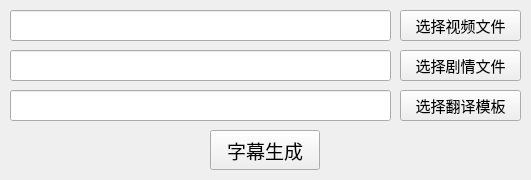
Hart-160/ass-automation, file GUI Pages/run_ass.ui: the form before one commit.
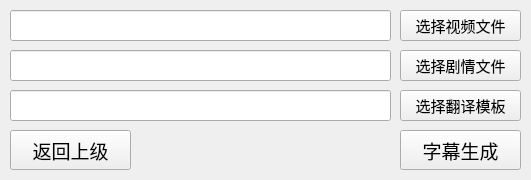
The form after the commit.

What changed in the file:
```diff
--- a/GUI Pages/run_ass.ui
+++ b/GUI Pages/run_ass.ui
@@ -79,9 +79,9 @@
    <widget class="QPushButton" name="generate">
     <property name="geometry">
      <rect>
-      <x>210</x>
+      <x>400</x>
       <y>130</y>
-      <width>110</width>
+      <width>121</width>
       <height>40</height>
      </rect>
     </property>
@@ -171,6 +171,31 @@
      </font>
     </property>
    </widget>
+   <widget class="QPushButton" name="back_main">
+    <property name="geometry">
+     <rect>
+      <x>10</x>
+      <y>130</y>
+      <width>121</width>
+      <height>40</height>
+     </rect>
+    </property>
+    <property name="sizePolicy">
+     <sizepolicy hsizetype="Expanding" vsizetype="Expanding">
+      <horstretch>0</horstretch>
+      <verstretch>0</verstretch>
+     </sizepolicy>
+    </property>
+    <property name="font">
+     <font>
+      <family>微软雅黑</family>
+      <pointsize>14</pointsize>
+     </font>
+    </property>
+    <property name="text">
+     <string>返回上级</string>
+    </property>
+   </widget>
   </widget>
  </widget>
  <resources/>
```
